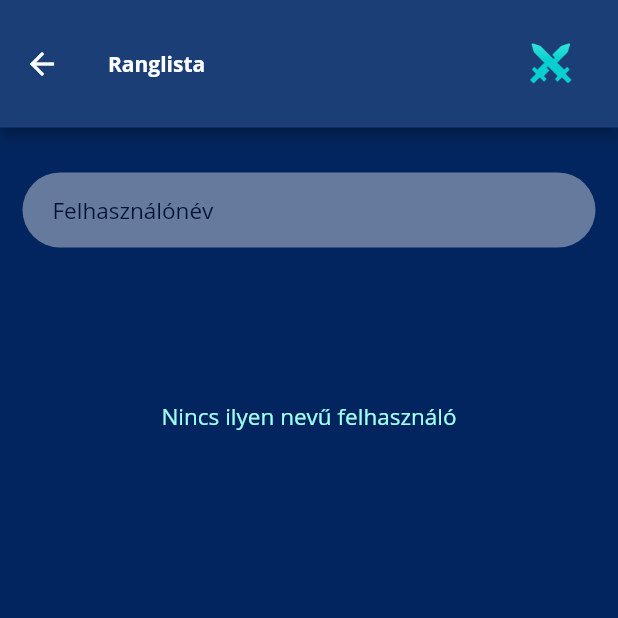
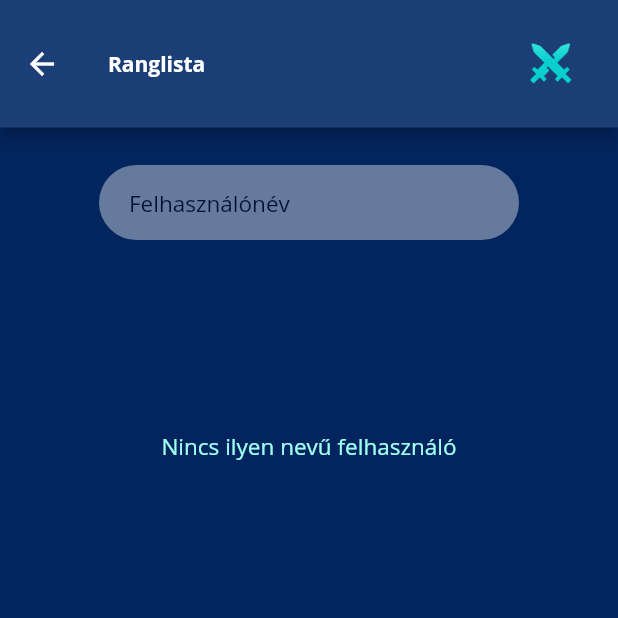
Before and after one commit to csngebnc/UnderSea, a Flutter app: the Leaderboard screen opened directly, on a phone screen of 412 x 824 dp, the top half of it. Run offline on Flutter 3.47's test engine with Material 2 defaults, Android fonts, the phone set to English and light mode, and no system bars; our stand-ins replace expandable, get, get_storage; missing offline and left inert: signalr_core; accounts and stored records are empty; network calls fail.

Commit message:
leaderboard list now using slivers

```diff
--- a/frontend/flutter/undersea/lib/styles/style_constants.dart
+++ b/frontend/flutter/undersea/lib/styles/style_constants.dart
@@ -325,11 +325,15 @@ class UnderseaStyles {
         height: 32);
   }
 
-  static Widget listProgressIndicator() => Center(
+  static Widget listProgressIndicator(
+          {double size = 50, double padding = 30}) =>
+      Center(
         child: Padding(
-          padding: const EdgeInsets.all(30.0),
-          child: const SizedBox(
-              height: 50, width: 50, child: CircularProgressIndicator()),
+          padding: EdgeInsets.all(padding),
+          child: SizedBox(
+              height: size,
+              width: size,
+              child: CircularProgressIndicator(color: underseaLogoColor)),
         ),
       );
   static Widget elevatedButton(
--- a/frontend/flutter/undersea/lib/views/leaderboard.dart
+++ b/frontend/flutter/undersea/lib/views/leaderboard.dart
@@ -42,6 +42,31 @@ class _LeaderboardState extends State<Leaderboard> {
     super.initState();
   }
 
+  Widget? _itemBuilder(BuildContext ctx, int idx) {
+    var user = results[idx];
+
+    return Column(
+      children: [
+        UnderseaStyles.divider(),
+        Padding(
+            padding: EdgeInsets.fromLTRB(35, 10, 15, 10),
+            child: Row(
+              children: [
+                SizedBox(
+                    child: Text('${user?.placement}. ',
+                        style: UnderseaStyles.listRegular),
+                    width: 30),
+                SizedBox(width: 20),
+                Text(user?.name ?? '', style: UnderseaStyles.listRegular),
+                Expanded(child: Container()),
+                Text(user?.points.toString() ?? '',
+                    style: UnderseaStyles.listRegular)
+              ],
+            )),
+      ],
+    );
+  }
+
   @override
   Widget build(BuildContext context) {
     //results = [];
@@ -78,76 +103,67 @@ class _LeaderboardState extends State<Leaderboard> {
       ),
       body: GetBuilder<UserDataController>(builder: (controller) {
         results = controller.rankList.toList();
-          itemCount = results.length * 2 + 2;
-          return ListView.builder(
-              itemCount: controller.loadingList.value || results.isEmpty
-                  ? 1
-                  : itemCount,
+        itemCount = results.length;
+
+        return CustomScrollView(
           controller: _scrollController,
-              itemBuilder: (BuildContext context, int i) {
-                if (i.isOdd) return UnderseaStyles.divider();
-                if (i == 0) {
-                  return Column(
+          slivers: [
+            SliverAppBar(
+              floating: true,
+              backgroundColor: UnderseaStyles.menuDarkBlue,
+              leadingWidth: 0,
+              leading: Container(),
+              toolbarHeight: controller.loadingList.value ? 150 : 100,
+              title: Column(
                 children: [
                   Padding(
-                        padding: EdgeInsets.fromLTRB(15, 30, 15, 0),
-                        child: UnderseaStyles.inputField(
+                    padding: EdgeInsets.fromLTRB(50, 30, 50, 30),
+                    child: Column(
+                      children: [
+                        UnderseaStyles.inputField(
                             hint: Strings.username.tr,
                             color: Color(0xFF657A9D),
                             hintColor: UnderseaStyles.alternativeHintColor,
                             onChanged: controller.onSearchChanged,
                             validator: (string) {}),
+                        controller.loadingList.value
+                            ? UnderseaStyles.listProgressIndicator(
+                                size: 30, padding: 10)
+                            : Container()
+                      ],
                     ),
-                      controller.loadingList.value
-                          ? Center(
-                              child: Padding(
-                                padding: const EdgeInsets.all(30.0),
-                                child: const SizedBox(
-                                    height: 50,
-                                    width: 50,
-                                    child: CircularProgressIndicator()),
                   ),
-                            )
-                          : Container(),
-                      results.isEmpty
-                          ? Center(
+                ],
+              ),
+            ),
+            SliverList(
+              delegate: SliverChildBuilderDelegate(
+                _itemBuilder,
+                childCount: itemCount,
+              ),
+            ),
+            SliverToBoxAdapter(
+              child: Center(
                 child: Column(
                   children: [
                     SizedBox(
                       height: 100,
                     ),
-                                  Text('Nincs ilyen nevű felhasználó',
-                                      style: UnderseaStyles.listRegular
-                                          .copyWith(
+                    results.isEmpty && !controller.loadingList.value
+                        ? Text('Nincs ilyen nevű felhasználó',
+                            style: UnderseaStyles.listRegular.copyWith(
                                 fontSize: 15,
-                                              color: UnderseaStyles
-                                                  .underseaLogoColor)),
-                                  SizedBox(height: 20),
+                                color: UnderseaStyles.underseaLogoColor))
+                        : Container(),
+                    SizedBox(
+                        height: 20 + MediaQuery.of(context).padding.bottom),
                   ],
                 ),
+              ),
             )
-                          : Container()
           ],
         );
-                }
-                var user = results[i ~/ 2 - 1];
-                return Padding(
-                    padding: EdgeInsets.fromLTRB(35, 10, 15, 10),
-                    child: Row(
-                      children: [
-                        SizedBox(
-                            child: Text('${user?.placement}. ',
-                                style: UnderseaStyles.listRegular),
-                            width: 30),
-                        SizedBox(width: 20),
-                        Text(user?.name ?? '',
-                            style: UnderseaStyles.listRegular),
-                        Expanded(child: Container()),
-                        Text(user?.points.toString() ?? '',
-                            style: UnderseaStyles.listRegular)
-                      ],
-                    ));
-              });
-        }));
+      }),
+    );
   }
 }
```
Lines whose indentation alone changed are shown as unchanged.
